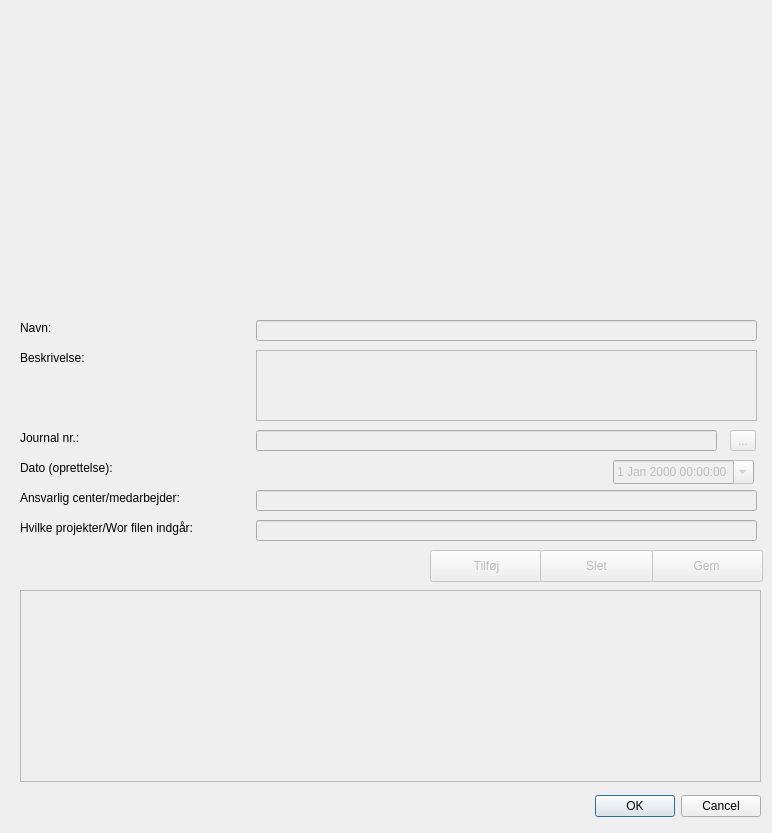
Above: src/MetadataFunctionality/ui/metadata_functionality_dialog.ui from Septima/qgis-metadatafunctionality before the change. Below: the same form after it.
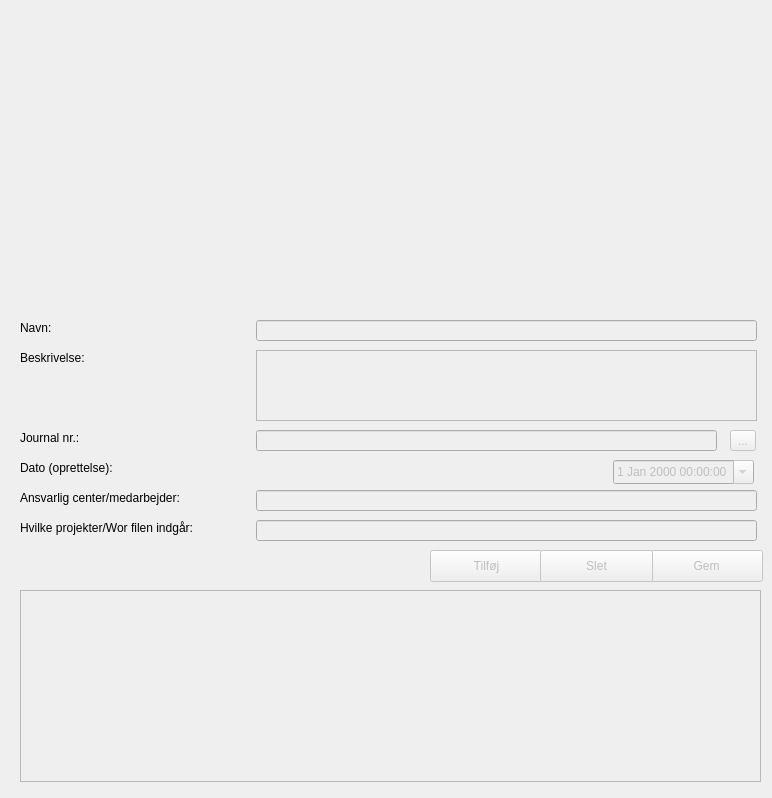
That is the form after the change.

Commit message: dlg: grid, fields new order, text size.

The edit to the form file:
```diff
--- a/src/MetadataFunctionality/ui/metadata_functionality_dialog.ui
+++ b/src/MetadataFunctionality/ui/metadata_functionality_dialog.ui
@@ -10,7 +10,7 @@
     <x>0</x>
     <y>0</y>
     <width>772</width>
-    <height>833</height>
+    <height>798</height>
    </rect>
   </property>
   <property name="sizePolicy">
@@ -25,22 +25,6 @@
   <property name="modal">
    <bool>false</bool>
   </property>
-  <widget class="QDialogButtonBox" name="buttonBox">
-   <property name="geometry">
-    <rect>
-     <x>420</x>
-     <y>790</y>
-     <width>341</width>
-     <height>32</height>
-    </rect>
-   </property>
-   <property name="orientation">
-    <enum>Qt::Horizontal</enum>
-   </property>
-   <property name="standardButtons">
-    <set>QDialogButtonBox::Cancel|QDialogButtonBox::Ok</set>
-   </property>
-  </widget>
   <widget class="QLineEdit" name="navnEdit">
    <property name="enabled">
     <bool>false</bool>
```
Left out of the diff: 43 changed lines with no effect on the pictures. The commit also changes 2 other files.
